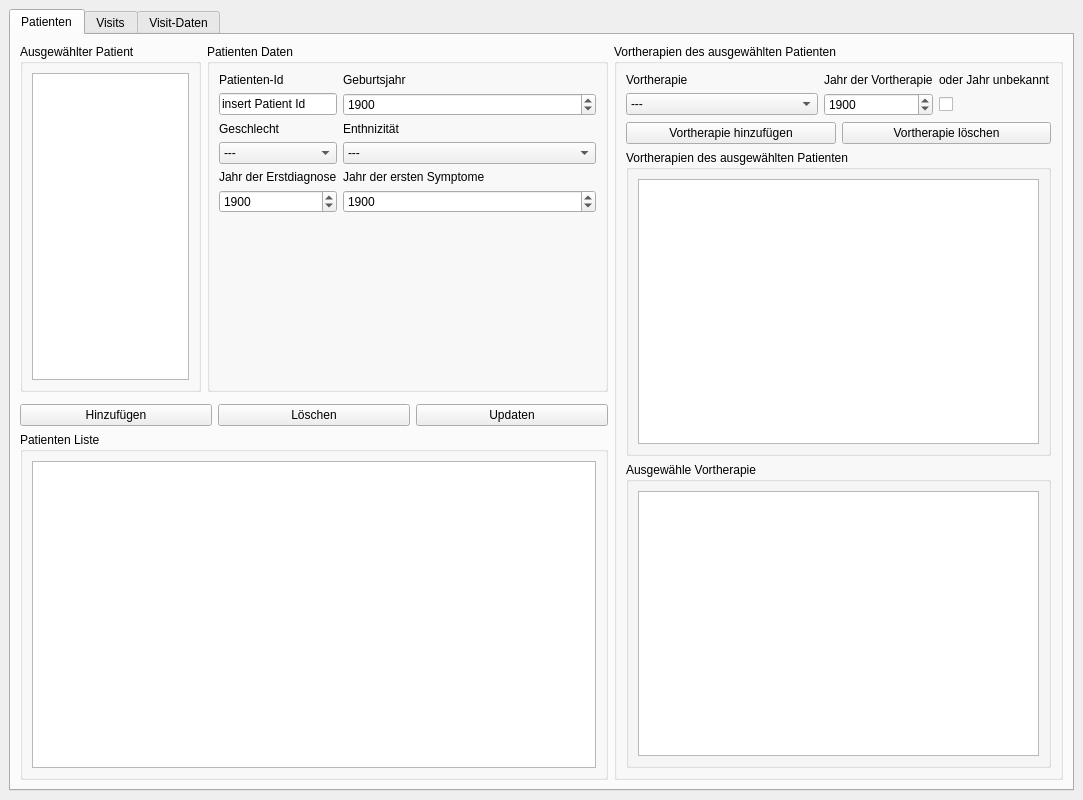
This is 3drekonstruktionspeiseroehre/ui-files/show_data_window_design_neu.ui in ds-lab/EsophagusVisualization as Qt 5 draws it before an edit. The edited form follows.
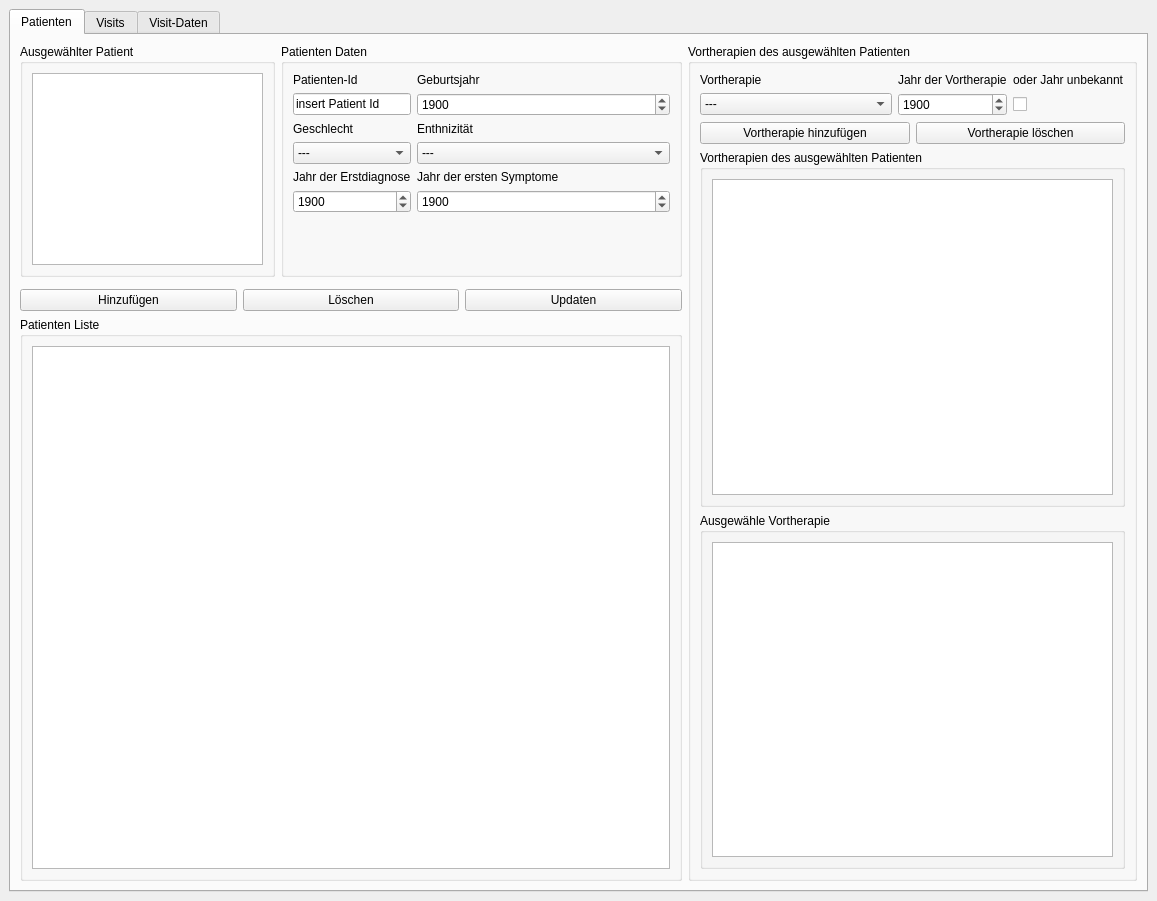
This is the edited form. The open tabs and pages were chosen to show the change.

Commit message: GUI (Seitenverhältnisse) angepasst

Patch:
```diff
--- a/3drekonstruktionspeiseroehre/ui-files/show_data_window_design_neu.ui
+++ b/3drekonstruktionspeiseroehre/ui-files/show_data_window_design_neu.ui
@@ -6,8 +6,8 @@
    <rect>
     <x>0</x>
     <y>0</y>
-    <width>1083</width>
-    <height>800</height>
+    <width>1157</width>
+    <height>901</height>
    </rect>
   </property>
   <property name="maximumSize">
@@ -39,7 +39,7 @@
        <attribute name="title">
         <string>Patienten</string>
        </attribute>
-       <layout class="QGridLayout" name="gridLayout_19">
+       <layout class="QGridLayout" name="gridLayout_19" rowstretch="0,0,0,1">
         <item row="0" column="0">
          <widget class="QGroupBox" name="groupBox_8">
           <property name="title">
```
Left out of the diff: 8 changed lines with no effect on the pictures.
